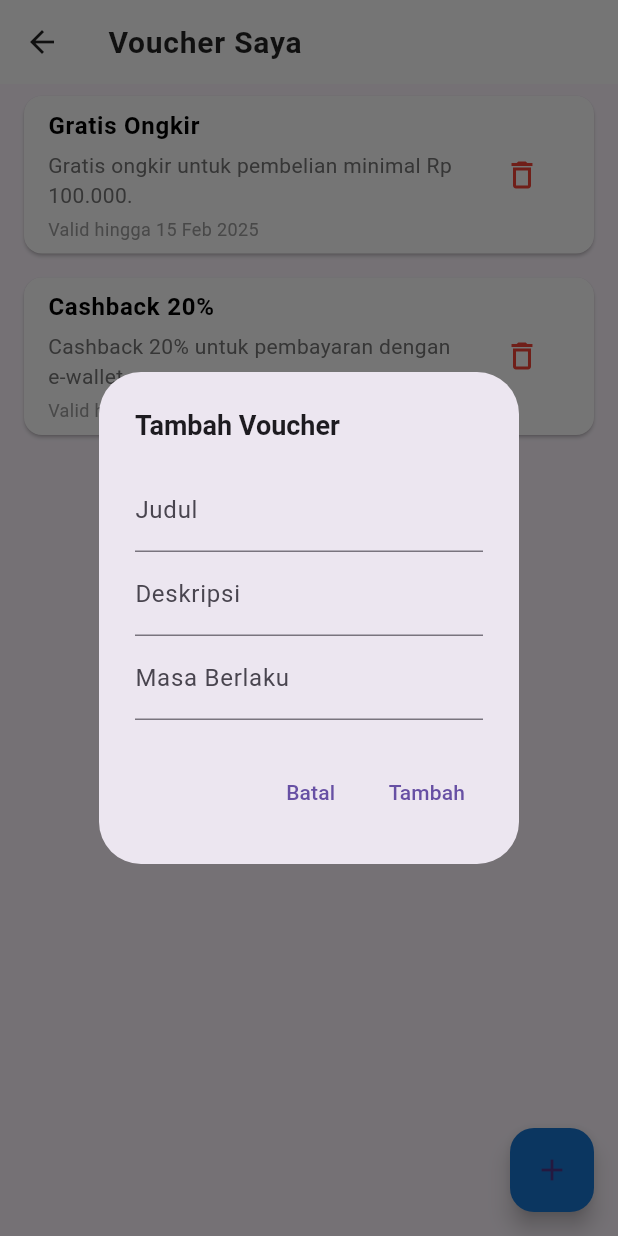
After one commit to reddishowo/dressmaker-app, a Flutter app: the VoucherView screen opened by its route, after a tap on the "delete outline" icon, after a tap on the "add" icon, on a phone screen of 412 x 824 dp. The commit adds this screen. Run offline on Flutter 3.47's test engine with Material 3 defaults, Android fonts, the phone set to English and light mode, and no system bars; our stand-ins replace cloud_firestore, firebase_auth, firebase_core, get, get_storage, speech_to_text and 1 more; accounts and stored records are empty; network calls fail.

Commit message:
add voucher

```diff
--- a/lib/app/modules/home/views/home_view.dart
+++ b/lib/app/modules/home/views/home_view.dart
@@ -37,7 +37,7 @@ class HomeView extends GetView<HomeController> {
         color: themeController.isHalloweenTheme.value
             ? ThemeController.halloweenPrimary
             : Colors.black87,
-                  size: 28
+        size: 28,
       ),
       Positioned(
         right: 0,
@@ -64,8 +64,12 @@ class HomeView extends GetView<HomeController> {
       ),
     ],
   ),
-            onPressed: () {},
+  onPressed: () {
+    // Navigasi ke halaman /voucher
+    Get.toNamed('/voucher');
+  },
 ),
+
           SizedBox(width: 8),
         ],
       ),
--- /dev/null
+++ b/lib/app/modules/voucher/bindings/voucher_binding.dart
@@ -0,0 +1,9 @@
+import 'package:get/get.dart';
+import '../controllers/voucher_controller.dart';
+
+class VoucherBinding extends Bindings {
+  @override
+  void dependencies() {
+    Get.lazyPut<VoucherController>(() => VoucherController());
+  }
+}
--- /dev/null
+++ b/lib/app/modules/voucher/controllers/voucher_controller.dart
@@ -0,0 +1,20 @@
+import 'package:get/get.dart';
+
+class VoucherController extends GetxController {
+  // Contoh data voucher
+  var vouchers = [
+    {'title': 'Diskon 10%', 'description': 'Dapatkan diskon 10% untuk semua produk.', 'validity': 'Valid hingga 31 Jan 2025'},
+    {'title': 'Gratis Ongkir', 'description': 'Gratis ongkir untuk pembelian minimal Rp 100.000.', 'validity': 'Valid hingga 15 Feb 2025'},
+    {'title': 'Cashback 20%', 'description': 'Cashback 20% untuk pembayaran dengan e-wallet.', 'validity': 'Valid hingga 28 Feb 2025'},
+  ].obs;
+
+  // Function untuk menambahkan voucher baru
+  void addVoucher(String title, String description, String validity) {
+    vouchers.add({'title': title, 'description': description, 'validity': validity});
+  }
+
+  // Function untuk menghapus voucher
+  void removeVoucher(int index) {
+    vouchers.removeAt(index);
+  }
+}
--- /dev/null
+++ b/lib/app/modules/voucher/views/voucher_view.dart
@@ -0,0 +1,177 @@
+import '../controllers/voucher_controller.dart';
+import 'package:clothing_store/app/data/services/theme_controller.dart';
+import 'package:flutter/material.dart';
+import 'package:get/get.dart';
+
+class VoucherView extends GetView<VoucherController> {
+  final ThemeController themeController = Get.find<ThemeController>();
+
+  @override
+  Widget build(BuildContext context) {
+    return Scaffold(
+      appBar: AppBar(
+        title: Text(
+          "Voucher Saya",
+          style: TextStyle(
+            color: themeController.isHalloweenTheme.value
+                ? ThemeController.halloweenPrimary
+                : Colors.black87,
+            fontWeight: FontWeight.w700,
+            fontSize: 20,
+            letterSpacing: 0.5,
+          ),
+        ),
+        backgroundColor: themeController.isHalloweenTheme.value
+            ? ThemeController.halloweenBackground
+            : Colors.white,
+        elevation: 0,
+        iconTheme: IconThemeData(
+          color: themeController.isHalloweenTheme.value
+              ? ThemeController.halloweenPrimary
+              : Colors.black87,
+        ),
+      ),
+      body: Obx(() {
+        if (controller.vouchers.isEmpty) {
+          return Center(
+            child: Text(
+              'Belum ada voucher tersedia.',
+              style: TextStyle(
+                color: themeController.isHalloweenTheme.value
+                    ? Colors.white70
+                    : Colors.black54,
+                fontSize: 16,
+              ),
+            ),
+          );
+        }
+
+        return ListView.builder(
+          itemCount: controller.vouchers.length,
+          itemBuilder: (context, index) {
+            final voucher = controller.vouchers[index];
+            return Card(
+              margin: EdgeInsets.symmetric(horizontal: 16, vertical: 8),
+              color: themeController.isHalloweenTheme.value
+                  ? ThemeController.halloweenCardBg
+                  : Colors.white,
+              shape: RoundedRectangleBorder(
+                borderRadius: BorderRadius.circular(12),
+              ),
+              child: ListTile(
+                title: Text(
+                  voucher['title'] ?? 'judul',
+                  style: TextStyle(
+                    fontWeight: FontWeight.bold,
+                    fontSize: 16,
+                    color: themeController.isHalloweenTheme.value
+                        ? Colors.white
+                        : Colors.black,
+                  ),
+                ),
+                subtitle: Column(
+                  crossAxisAlignment: CrossAxisAlignment.start,
+                  children: [
+                    SizedBox(height: 4),
+                    Text(
+                      voucher['description']?? 'deskripsi',
+                      style: TextStyle(
+                        fontSize: 14,
+                        color: themeController.isHalloweenTheme.value
+                            ? Colors.white70
+                            : Colors.grey[600],
+                      ),
+                    ),
+                    SizedBox(height: 4),
+                    Text(
+                      voucher['validity']?? 'valid',
+                      style: TextStyle(
+                        fontSize: 12,
+                        color: themeController.isHalloweenTheme.value
+                            ? Colors.orangeAccent
+                            : Colors.grey[500],
+                      ),
+                    ),
+                  ],
+                ),
+                trailing: IconButton(
+                  icon: Icon(
+                    Icons.delete_outline,
+                    color: themeController.isHalloweenTheme.value
+                        ? ThemeController.halloweenPrimary
+                        : Colors.red,
+                  ),
+                  onPressed: () => controller.removeVoucher(index),
+                ),
+              ),
+            );
+          },
+        );
+      }),
+      floatingActionButton: FloatingActionButton(
+        onPressed: () {
+          // Tambahkan logika untuk menambahkan voucher
+          Get.dialog(_addVoucherDialog());
+        },
+        backgroundColor: themeController.isHalloweenTheme.value
+            ? ThemeController.halloweenPrimary
+            : Colors.blue[700],
+        child: Icon(Icons.add),
+      ),
+    );
+  }
+
+  Widget _addVoucherDialog() {
+    final titleController = TextEditingController();
+    final descriptionController = TextEditingController();
+    final validityController = TextEditingController();
+
+    return AlertDialog(
+      title: Text(
+        'Tambah Voucher',
+        style: TextStyle(
+          fontWeight: FontWeight.bold,
+          fontSize: 18,
+        ),
+      ),
+      content: Column(
+        mainAxisSize: MainAxisSize.min,
+        children: [
+          TextField(
+            controller: titleController,
+            decoration: InputDecoration(labelText: 'Judul'),
+          ),
+          TextField(
+            controller: descriptionController,
+            decoration: InputDecoration(labelText: 'Deskripsi'),
+          ),
+          TextField(
+            controller: validityController,
+            decoration: InputDecoration(labelText: 'Masa Berlaku'),
+          ),
+        ],
+      ),
+      actions: [
+        TextButton(
+          onPressed: () => Get.back(),
+          child: Text('Batal'),
+        ),
+        TextButton(
+          onPressed: () {
+            if (titleController.text.isNotEmpty &&
+                descriptionController.text.isNotEmpty &&
+                validityController.text.isNotEmpty) {
+              controller.addVoucher(
+                titleController.text,
+                descriptionController.text,
+                validityController.text,
+              );
+              Get.back();
+            }
+          },
+          child: Text('Tambah'),
+        ),
+      ],
+    );
+  }
+}
--- a/lib/app/routes/app_pages.dart
+++ b/lib/app/routes/app_pages.dart
@@ -19,6 +19,8 @@ import 'package:clothing_store/app/modules/profiles/bindings/profile_binding.dar
 import 'package:clothing_store/app/modules/profiles/views/profile_view.dart';
 import 'package:clothing_store/app/modules/search/bindings/search_binding.dart'; // Import SearchBinding
 import 'package:clothing_store/app/modules/search/views/search_view.dart'; // Import SearchView
+import 'package:clothing_store/app/modules/voucher/bindings/voucher_binding.dart';
+import 'package:clothing_store/app/modules/voucher/views/voucher_view.dart';
 import 'package:get/get.dart';
 
 import '../modules/home/bindings/home_binding.dart';
@@ -111,5 +113,10 @@ class AppPages {
       page: () => PaymentView(),
       binding: PaymentBinding(),
     ),
+    GetPage(
+      name: _Paths.VOUCHER,
+      page: () => VoucherView(),
+      binding: VoucherBinding(),
+    ),
   ];
 }
--- a/lib/app/routes/app_routes.dart
+++ b/lib/app/routes/app_routes.dart
@@ -16,6 +16,7 @@ abstract class Routes {
   static const SEARCH = _Paths.SEARCH;
   static const FEEDBACK = _Paths.FEEDBACK; // Add the new route for SearchView
   static const PAYMENT = _Paths.PAYMENT;
+  static const VOUCHER = _Paths.VOUCHER;
 }
 
 abstract class _Paths {
@@ -32,5 +33,6 @@ abstract class _Paths {
   static const ACCOUNT = '/account-settings';
   static const SEARCH = '/search';
   static const FEEDBACK = '/feedback';
-  static const PAYMENT = '/payment'; // Add the new path for SearchView
+  static const PAYMENT = '/payment';
+  static const VOUCHER = '/voucher'; // Add the new path for SearchView
 }
```
Also changed, not shown: lib/app/data/models/voucher_modul.dart (added, +52 -0 lines), pubspec.lock. Lines whose indentation alone changed are shown as unchanged.
